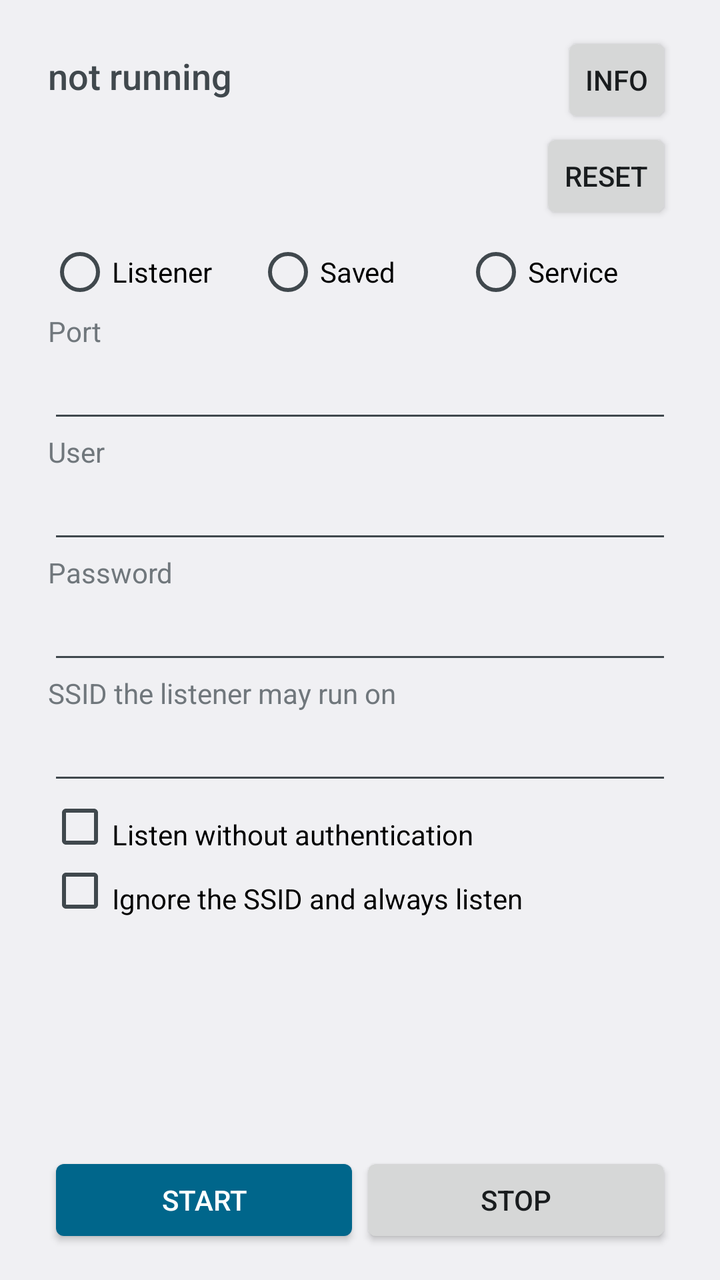
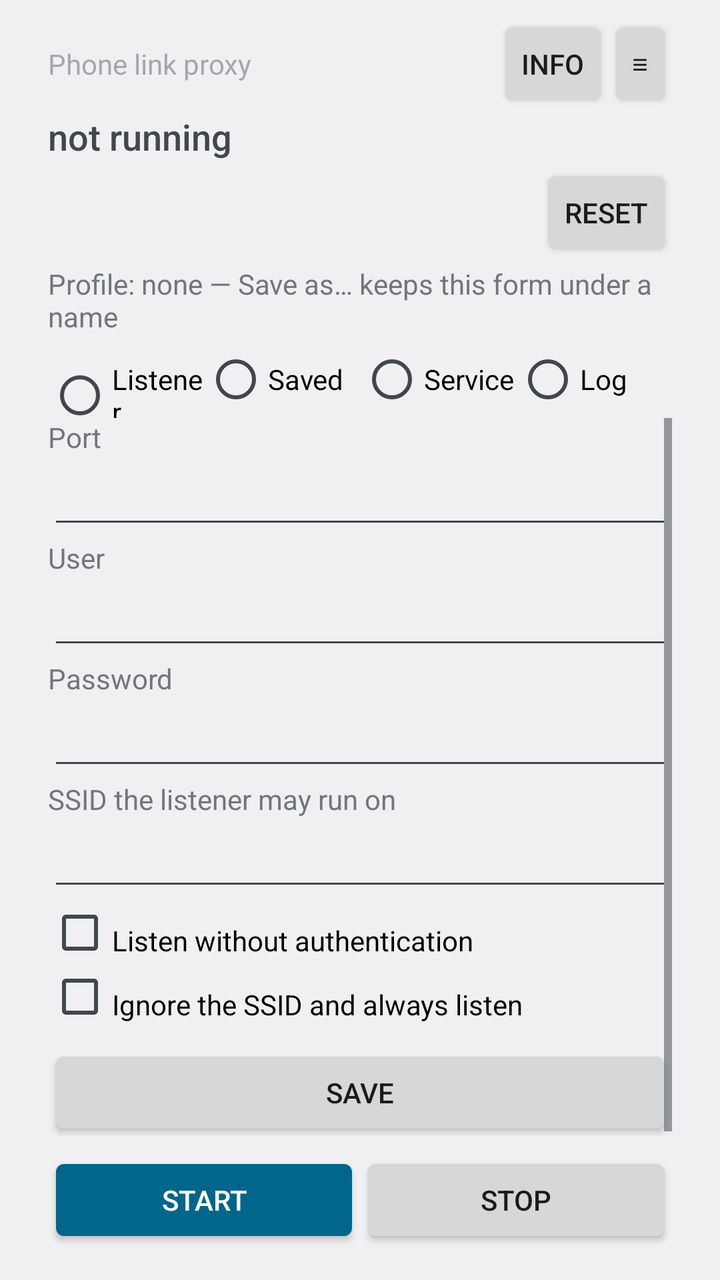

Screens rendered from an Android XML layout before and after an edit, with the pre-edit source and the edit as a unified diff.
<!-- AndroidManifest.xml: activity theme AppTheme -->
<!-- res/layout/activity_main.xml -->
<?xml version="1.0" encoding="utf-8"?>
<LinearLayout xmlns:android="http://schemas.android.com/apk/res/android"
    android:layout_width="match_parent"
    android:layout_height="match_parent"
    android:orientation="vertical"
    android:paddingStart="24dp"
    android:paddingTop="16dp"
    android:paddingEnd="24dp"
    android:paddingBottom="16dp">

    
    <LinearLayout
        android:layout_width="match_parent"
        android:layout_height="wrap_content"
        android:gravity="center_vertical"
        android:orientation="horizontal">

        <TextView
            android:id="@+id/status"
            android:layout_width="0dp"
            android:layout_height="wrap_content"
            android:layout_weight="1"
            android:paddingBottom="4dp"
            android:text="@string/status_unknown"
            android:textAppearance="?android:attr/textAppearanceMedium" />

        <Button
            android:id="@+id/info"
            style="?android:attr/buttonStyleSmall"
            android:layout_width="wrap_content"
            android:layout_height="wrap_content"
            android:text="@string/action_info" />
    </LinearLayout>

    
    <LinearLayout
        android:layout_width="match_parent"
        android:layout_height="wrap_content"
        android:gravity="center_vertical"
        android:orientation="horizontal"
        android:paddingBottom="8dp">

        <TextView
            android:id="@+id/active"
            android:layout_width="0dp"
            android:layout_height="wrap_content"
            android:layout_weight="1"
            android:paddingEnd="8dp"
            android:textAppearance="?android:attr/textAppearanceSmall" />

        <Button
            android:id="@+id/reset"
            style="?android:attr/buttonStyleSmall"
            android:layout_width="wrap_content"
            android:layout_height="wrap_content"
            android:text="@string/action_reset" />
    </LinearLayout>

    
    <RadioGroup
        android:id="@+id/tabs"
        android:layout_width="match_parent"
        android:layout_height="wrap_content"
        android:orientation="horizontal">

        <RadioButton
            android:id="@+id/tab_listener"
            android:layout_width="0dp"
            android:layout_height="wrap_content"
            android:layout_weight="1"
            android:text="@string/tab_listener" />

        <RadioButton
            android:id="@+id/tab_saved"
            android:layout_width="0dp"
            android:layout_height="wrap_content"
            android:layout_weight="1"
            android:text="@string/tab_saved" />

        <RadioButton
            android:id="@+id/tab_service"
            android:layout_width="0dp"
            android:layout_height="wrap_content"
            android:layout_weight="1"
            android:text="@string/tab_service" />
    </RadioGroup>

    <FrameLayout
        android:layout_width="match_parent"
        android:layout_height="0dp"
        android:layout_weight="1">

        <ScrollView
            android:id="@+id/page_listener"
            android:layout_width="match_parent"
            android:layout_height="match_parent"
            android:fillViewport="true">

            <LinearLayout
                android:layout_width="match_parent"
                android:layout_height="wrap_content"
                android:orientation="vertical"
                android:paddingTop="4dp">

                <TextView
                    android:layout_width="match_parent"
                    android:layout_height="wrap_content"
                    android:labelFor="@+id/port"
                    android:text="@string/label_port" />

                <EditText
                    android:id="@+id/port"
                    android:layout_width="match_parent"
                    android:layout_height="wrap_content"
                    android:autofillHints=""
                    android:inputType="number" />

                <TextView
                    android:layout_width="match_parent"
                    android:layout_height="wrap_content"
                    android:labelFor="@+id/user"
                    android:text="@string/label_user" />

                <EditText
                    android:id="@+id/user"
                    android:layout_width="match_parent"
                    android:layout_height="wrap_content"
                    android:autofillHints="username"
                    android:inputType="text" />

                <TextView
                    android:layout_width="match_parent"
                    android:layout_height="wrap_content"
                    android:labelFor="@+id/password"
                    android:text="@string/label_password" />

                <EditText
                    android:id="@+id/password"
                    android:layout_width="match_parent"
                    android:layout_height="wrap_content"
                    android:autofillHints="password"
                    android:inputType="textPassword" />

                <TextView
                    android:layout_width="match_parent"
                    android:layout_height="wrap_content"
                    android:labelFor="@+id/ssid"
                    android:text="@string/label_ssid" />

                <EditText
                    android:id="@+id/ssid"
                    android:layout_width="match_parent"
                    android:layout_height="wrap_content"
                    android:autofillHints=""
                    android:inputType="text" />

                <CheckBox
                    android:id="@+id/anonymous"
                    android:layout_width="match_parent"
                    android:layout_height="wrap_content"
                    android:paddingTop="8dp"
                    android:text="@string/label_anonymous" />

                <CheckBox
                    android:id="@+id/any_network"
                    android:layout_width="match_parent"
                    android:layout_height="wrap_content"
                    android:paddingTop="8dp"
                    android:text="@string/label_any_network" />
            </LinearLayout>
        </ScrollView>

        <ScrollView
            android:id="@+id/page_saved"
            android:layout_width="match_parent"
            android:layout_height="match_parent"
            android:fillViewport="true"
            android:visibility="gone">

            <LinearLayout
                android:layout_width="match_parent"
                android:layout_height="wrap_content"
                android:orientation="vertical"
                android:paddingTop="4dp">

                <TextView
                    android:layout_width="match_parent"
                    android:layout_height="wrap_content"
                    android:text="@string/label_saved"
                    android:textAppearance="?android:attr/textAppearanceSmall" />

                <Spinner
                    android:id="@+id/profiles"
                    android:layout_width="match_parent"
                    android:layout_height="wrap_content" />

                <TextView
                    android:id="@+id/profile_summary"
                    android:layout_width="match_parent"
                    android:layout_height="wrap_content"
                    android:paddingTop="2dp"
                    android:text="@string/profiles_none"
                    android:textAppearance="?android:attr/textAppearanceSmall" />

                <LinearLayout
                    android:layout_width="match_parent"
                    android:layout_height="wrap_content"
                    android:orientation="horizontal"
                    android:paddingTop="8dp">

                    <Button
                        android:id="@+id/load_profile"
                        style="?android:attr/buttonStyleSmall"
                        android:layout_width="0dp"
                        android:layout_height="wrap_content"
                        android:layout_weight="1"
                        android:text="@string/action_load" />

                    <Button
                        android:id="@+id/save_profile"
                        style="?android:attr/buttonStyleSmall"
                        android:layout_width="0dp"
                        android:layout_height="wrap_content"
                        android:layout_weight="1"
                        android:text="@string/action_save_as" />

                    <Button
                        android:id="@+id/delete_profile"
                        style="?android:attr/buttonStyleSmall"
                        android:layout_width="0dp"
                        android:layout_height="wrap_content"
                        android:layout_weight="1"
                        android:text="@string/action_delete" />
                </LinearLayout>
            </LinearLayout>
        </ScrollView>

        <ScrollView
            android:id="@+id/page_service"
            android:layout_width="match_parent"
            android:layout_height="match_parent"
            android:fillViewport="true"
            android:visibility="gone">

            <LinearLayout
                android:layout_width="match_parent"
                android:layout_height="wrap_content"
                android:orientation="vertical"
                android:paddingTop="4dp">

                <CheckBox
                    android:id="@+id/auto_start"
                    android:layout_width="match_parent"
                    android:layout_height="wrap_content"
                    android:text="@string/label_auto_start" />

                <TextView
                    android:id="@+id/battery"
                    android:layout_width="match_parent"
                    android:layout_height="wrap_content"
                    android:paddingBottom="8dp"
                    android:text="@string/battery_optimized"
                    android:textAppearance="?android:attr/textAppearanceSmall" />

                <CheckBox
                    android:id="@+id/adb_wifi"
                    android:layout_width="match_parent"
                    android:layout_height="wrap_content"
                    android:paddingTop="8dp"
                    android:text="@string/label_adb_wifi" />

                <TextView
                    android:id="@+id/adb_state"
                    android:layout_width="match_parent"
                    android:layout_height="wrap_content"
                    android:paddingTop="2dp"
                    android:text="@string/adb_wifi_state_off"
                    android:textAppearance="?android:attr/textAppearanceSmall" />
            </LinearLayout>
        </ScrollView>
    </FrameLayout>

    <TextView
        android:id="@+id/pending"
        android:layout_width="match_parent"
        android:layout_height="wrap_content"
        android:paddingTop="8dp"
        android:text="@string/pending_changes"
        android:textAppearance="?android:attr/textAppearanceSmall"
        android:visibility="gone" />

    <LinearLayout
        android:layout_width="match_parent"
        android:layout_height="wrap_content"
        android:orientation="horizontal"
        android:paddingTop="8dp">

        <Button
            android:id="@+id/start"
            android:layout_width="0dp"
            android:layout_height="wrap_content"
            android:layout_weight="1"
            android:backgroundTint="?android:attr/colorAccent"
            android:text="@string/action_start"
            android:textColor="@android:color/white" />

        <Button
            android:id="@+id/stop"
            android:layout_width="0dp"
            android:layout_height="wrap_content"
            android:layout_weight="1"
            android:text="@string/action_stop" />
    </LinearLayout>
</LinearLayout>
<!-- resources referenced by this layout -->
<resources>
  <string name="action_delete">Delete</string>
  <string name="action_info">Info</string>
  <string name="action_load">Load</string>
  <string name="action_reset">Reset</string>
  <string name="action_save_as">Save as…</string>
  <string name="action_start">Start</string>
  <string name="action_stop">Stop</string>
  <string name="adb_wifi_state_off">Wireless debugging: off — the app turns it on when the phone joins the SSID</string>
  <string name="battery_optimized">Battery: optimized — Android will not restart the proxy after a reboot (tap to change)</string>
  <string name="label_adb_wifi">Turn wireless debugging back on when the phone joins the SSID</string>
  <string name="label_anonymous">Listen without authentication</string>
  <string name="label_any_network">Ignore the SSID and always listen</string>
  <string name="label_auto_start">Start automatically and keep running (also after a reboot)</string>
  <string name="label_password">Password</string>
  <string name="label_port">Port</string>
  <string name="label_saved">Saved configurations</string>
  <string name="label_ssid">SSID the listener may run on</string>
  <string name="label_user">User</string>
  <string name="pending_changes">Not applied yet — press Start</string>
  <string name="profiles_none">Nothing saved yet — Save as… keeps this form under a name</string>
  <string name="status_unknown">not running</string>
  <string name="tab_listener">Listener</string>
  <string name="tab_saved">Saved</string>
  <string name="tab_service">Service</string>
  <style name="AppTheme" parent="@android:style/Theme.DeviceDefault.DayNight">
          <item name="android:windowOptOutEdgeToEdgeEnforcement">true</item>
      </style>
</resources>

<!-- the commit's change to res/layout/activity_main.xml (unified diff, before → after) -->
@@ -4,7 +4,7 @@
     android:layout_height="match_parent"
     android:orientation="vertical"
     android:paddingStart="24dp"
-    android:paddingTop="16dp"
+    android:paddingTop="8dp"
     android:paddingEnd="24dp"
     android:paddingBottom="16dp">
 
@@ -16,21 +16,52 @@
         android:orientation="horizontal">
 
         <TextView
-            android:id="@+id/status"
-            android:layout_width="0dp"
-            android:layout_height="wrap_content"
-            android:layout_weight="1"
-            android:paddingBottom="4dp"
-            android:text="@string/status_unknown"
-            android:textAppearance="?android:attr/textAppearanceMedium" />
+            android:id="@+id/header_title"
+            android:layout_width="0dp"
+            android:layout_height="wrap_content"
+            android:layout_weight="1"
+            android:alpha="0.6"
+            android:text="@string/app_name"
+            android:textAppearance="?android:attr/textAppearanceSmall" />
+
+        <Button
+            android:id="@+id/warning"
+            style="?android:attr/buttonStyleSmall"
+            android:layout_width="wrap_content"
+            android:layout_height="wrap_content"
+            android:contentDescription="@string/warning_description"
+            android:minWidth="0dp"
+            android:text="@string/warning_mark"
+            android:textColor="@color/warning"
+            android:textStyle="bold"
+            android:visibility="gone" />
 
         <Button
             android:id="@+id/info"
             style="?android:attr/buttonStyleSmall"
             android:layout_width="wrap_content"
             android:layout_height="wrap_content"
+            android:minWidth="0dp"
             android:text="@string/action_info" />
+
+        <Button
+            android:id="@+id/menu"
+            style="?android:attr/buttonStyleSmall"
+            android:layout_width="wrap_content"
+            android:layout_height="wrap_content"
+            android:contentDescription="@string/action_menu"
+            android:minWidth="0dp"
+            android:text="@string/menu_label" />
     </LinearLayout>
+
+    
+    <TextView
+        android:id="@+id/status"
+        android:layout_width="match_parent"
+        android:layout_height="wrap_content"
+        android:paddingBottom="2dp"
+        android:text="@string/status_unknown"
+        android:textAppearance="?android:attr/textAppearanceMedium" />
 
     
     <LinearLayout
@@ -38,7 +69,7 @@
         android:layout_height="wrap_content"
         android:gravity="center_vertical"
         android:orientation="horizontal"
-        android:paddingBottom="8dp">
+        android:paddingBottom="2dp">
 
         <TextView
             android:id="@+id/active"
@@ -57,6 +88,15 @@
     </LinearLayout>
 
     
+    <TextView
+        android:id="@+id/profile_label"
+        android:layout_width="match_parent"
+        android:layout_height="wrap_content"
+        android:paddingBottom="6dp"
+        android:text="@string/profile_none"
+        android:textAppearance="?android:attr/textAppearanceSmall" />
+
+    
     <RadioGroup
         android:id="@+id/tabs"
         android:layout_width="match_parent"
@@ -83,6 +123,13 @@
             android:layout_height="wrap_content"
             android:layout_weight="1"
             android:text="@string/tab_service" />
+
+        <RadioButton
+            android:id="@+id/tab_log"
+            android:layout_width="0dp"
+            android:layout_height="wrap_content"
+            android:layout_weight="1"
+            android:text="@string/tab_log" />
     </RadioGroup>
 
     <FrameLayout
@@ -99,8 +146,7 @@
             <LinearLayout
                 android:layout_width="match_parent"
                 android:layout_height="wrap_content"
-                android:orientation="vertical"
-                android:paddingTop="4dp">
+                android:orientation="vertical">
 
                 <TextView
                     android:layout_width="match_parent"
@@ -167,6 +213,14 @@
                     android:layout_height="wrap_content"
                     android:paddingTop="8dp"
                     android:text="@string/label_any_network" />
+
+                <Button
+                    android:id="@+id/save_listener"
+                    style="?android:attr/buttonStyleSmall"
+                    android:layout_width="match_parent"
+                    android:layout_height="wrap_content"
+                    android:layout_marginTop="8dp"
+                    android:text="@string/action_save" />
             </LinearLayout>
         </ScrollView>
 
@@ -276,6 +330,45 @@
                     android:paddingTop="2dp"
                     android:text="@string/adb_wifi_state_off"
                     android:textAppearance="?android:attr/textAppearanceSmall" />
+
+                <Button
+                    android:id="@+id/save_service"
+                    style="?android:attr/buttonStyleSmall"
+                    android:layout_width="match_parent"
+                    android:layout_height="wrap_content"
+                    android:layout_marginTop="8dp"
+                    android:text="@string/action_save" />
+            </LinearLayout>
+        </ScrollView>
+
+        <ScrollView
+            android:id="@+id/page_log"
+            android:layout_width="match_parent"
+            android:layout_height="match_parent"
+            android:fillViewport="true"
+            android:visibility="gone">
+
+            <LinearLayout
+                android:layout_width="match_parent"
+                android:layout_height="wrap_content"
+                android:orientation="vertical"
+                android:paddingTop="4dp">
+
+                <TextView
+                    android:id="@+id/log_text"
+                    android:layout_width="match_parent"
+                    android:layout_height="wrap_content"
+                    android:fontFamily="monospace"
+                    android:text="@string/log_empty"
+                    android:textAppearance="?android:attr/textAppearanceSmall" />
+
+                <Button
+                    android:id="@+id/log_clear"
+                    style="?android:attr/buttonStyleSmall"
+                    android:layout_width="wrap_content"
+                    android:layout_height="wrap_content"
+                    android:layout_marginTop="8dp"
+                    android:text="@string/action_clear_log" />
             </LinearLayout>
         </ScrollView>
     </FrameLayout>
<!-- resource entries referenced after the edit -->
@@ -1,13 +1,18 @@
 <!-- resources referenced by this layout -->
 <resources>
+  <color name="warning">#ffb3261e</color>
+  <string name="action_clear_log">Clear</string>
   <string name="action_delete">Delete</string>
   <string name="action_info">Info</string>
   <string name="action_load">Load</string>
+  <string name="action_menu">Menu</string>
   <string name="action_reset">Reset</string>
+  <string name="action_save">Save</string>
   <string name="action_save_as">Save as…</string>
   <string name="action_start">Start</string>
   <string name="action_stop">Stop</string>
   <string name="adb_wifi_state_off">Wireless debugging: off — the app turns it on when the phone joins the SSID</string>
+  <string name="app_name">Phone link proxy</string>
   <string name="battery_optimized">Battery: optimized — Android will not restart the proxy after a reboot (tap to change)</string>
   <string name="label_adb_wifi">Turn wireless debugging back on when the phone joins the SSID</string>
   <string name="label_anonymous">Listen without authentication</string>
@@ -18,14 +23,22 @@
   <string name="label_saved">Saved configurations</string>
   <string name="label_ssid">SSID the listener may run on</string>
   <string name="label_user">User</string>
+  <string name="log_empty">Nothing has happened yet in this session.</string>
+  <string name="menu_label">\u2261</string>
   <string name="pending_changes">Not applied yet — press Start</string>
+  <string name="profile_none">Profile: none — Save as… keeps this form under a name</string>
   <string name="profiles_none">Nothing saved yet — Save as… keeps this form under a name</string>
   <string name="status_unknown">not running</string>
   <string name="tab_listener">Listener</string>
+  <string name="tab_log">Log</string>
   <string name="tab_saved">Saved</string>
   <string name="tab_service">Service</string>
+  <string name="warning_description">The proxy will not restart after a reboot: tap to change that</string>
+  <string name="warning_mark">\u26a0</string>
   <style name="AppTheme" parent="@android:style/Theme.DeviceDefault.DayNight">
           <item name="android:windowOptOutEdgeToEdgeEnforcement">true</item>
+          
+          <item name="android:windowNoTitle">true</item>
       </style>
 </resources>
 
